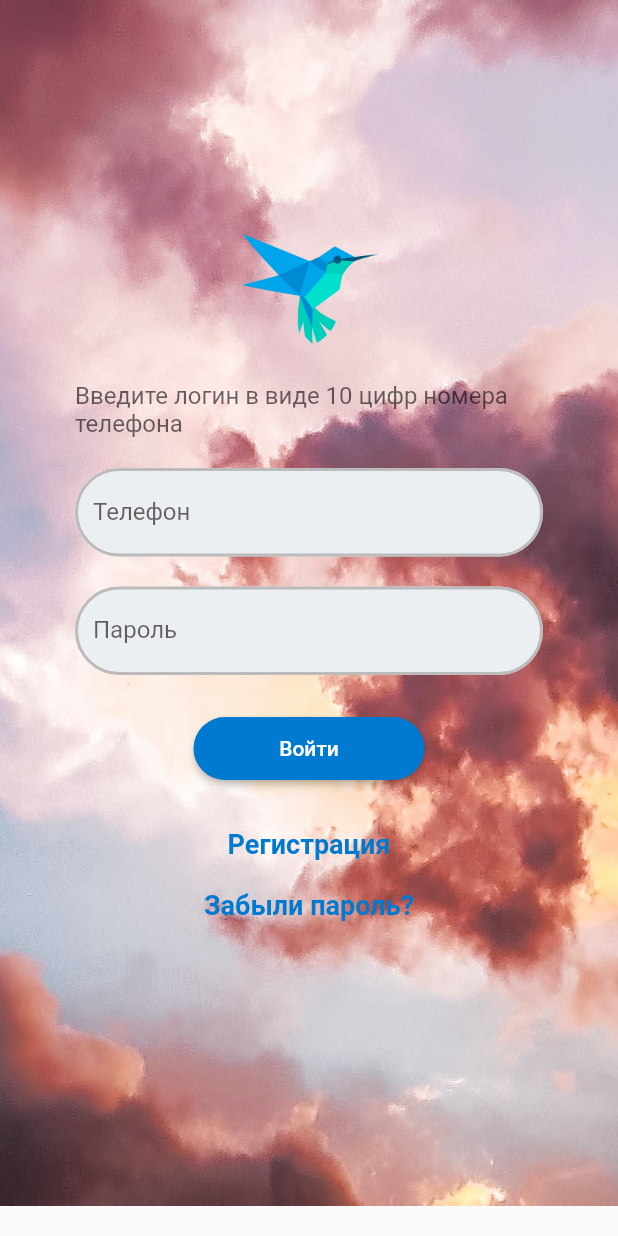
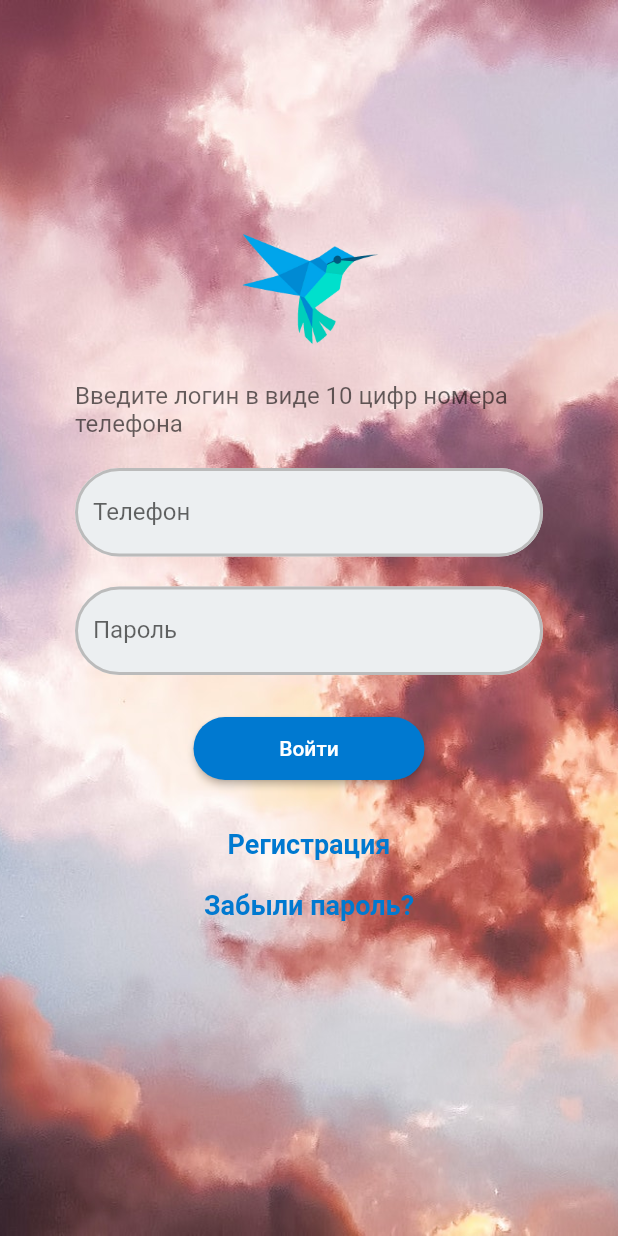
Before and after one commit to KalimullinRI/auth_page_new1, a Flutter app: the screen it shows after launch, on a phone screen of 412 x 824 dp. Run offline on Flutter 3.47's test engine with Material 2 defaults, Android fonts, the phone set to English and light mode, and no system bars.

Commit message:
Растянут фон правильно

```diff
--- a/lib/main.dart
+++ b/lib/main.dart
@@ -30,6 +30,7 @@ class MyApp extends StatelessWidget {
             )
           ),
           width: double.infinity,
+          height: double.infinity,
           padding: EdgeInsets.symmetric(horizontal: 50),
           child: SingleChildScrollView(
             child: Column(children: [
@@ -78,7 +79,6 @@ class MyApp extends StatelessWidget {
               SizedBox(height: 20,),
               InkWell(child: const Text('Забыли пароль?', style: LinkTextStyle,),
                   onTap:() {}),
-              SizedBox(height: 190,),
             ],),
           ),
         )
```
